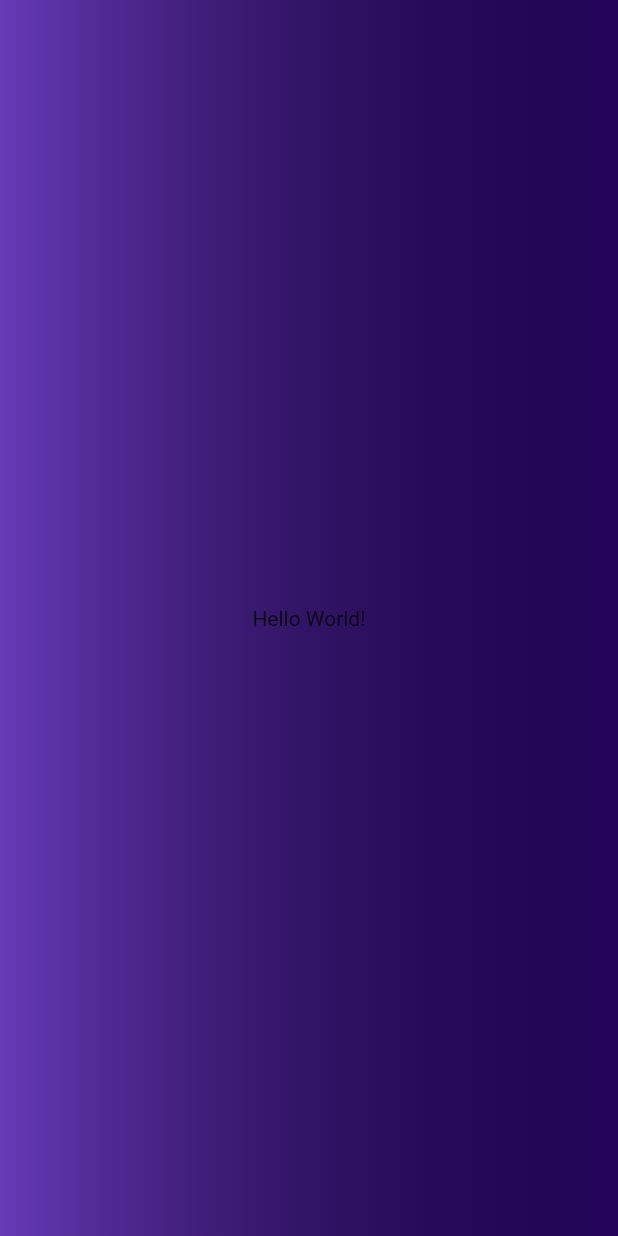
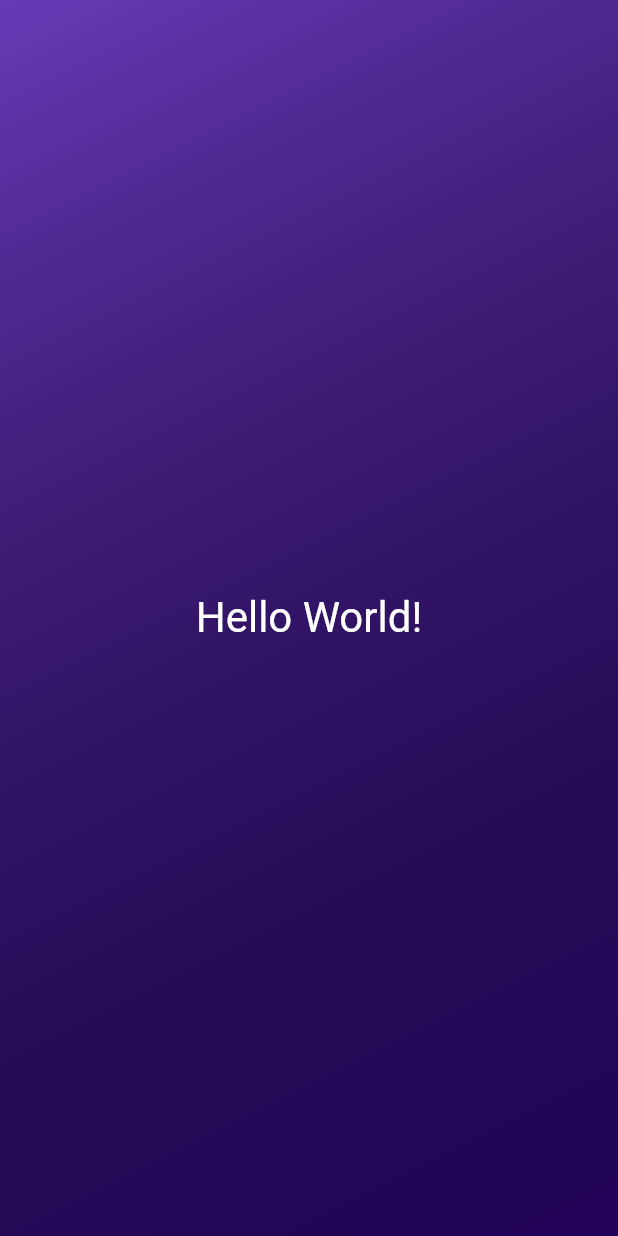
Before and after one commit to YohanLee96/TIL, a Flutter app: the screen it shows after launch, on a phone screen of 412 x 824 dp. Run offline on Flutter 3.47's test engine with Material 2 defaults, Android fonts, the light colour scheme and no system bars.

Commit message:
Flutter: ~40강

```diff
--- /dev/null
+++ b/Flutter/udemy_complete_guide/first_app/lib/gradient_container.dart
@@ -0,0 +1,29 @@
+import 'package:first_app/styled_text.dart';
+import 'package:flutter/material.dart';
+
+var startAlignment = Alignment.topLeft;
+var endAlignment = Alignment.bottomRight;
+Alignment? nullAlignment; //타입의 nullable, notNull 유형 선택가능.
+
+class GradientContainer extends StatelessWidget {
+  const GradientContainer({super.key});
+
+  @override
+  Widget build(BuildContext context) {
+    nullAlignment = Alignment.center;
+    return Container(
+      decoration: BoxDecoration(
+        //메모리상 재사용을 위해 const 선언.
+        gradient: LinearGradient(
+          //색조합을 통해 그라데이션 넣는법
+          colors: const [Colors.deepPurple, Colors.black26],
+          begin: startAlignment,
+          end: endAlignment,
+        ),
+      ),
+      child: const Center(
+        child: StyledText(),
+      ),
+    );
+  }
+}
--- /dev/null
+++ b/Flutter/udemy_complete_guide/first_app/lib/styled_text.dart
@@ -0,0 +1,20 @@
+
+
+import 'package:flutter/material.dart';
+
+class StyledText extends StatelessWidget {
+
+  const StyledText({super.key});
+
+  @override
+  Widget build(BuildContext context) {
+    return const Text(
+      'Hello World!',
+      style: TextStyle(
+          color: Colors.white,
+          fontSize: 28
+      ),
+    );
+  }
+
+}
```
Also changed, not shown: Flutter/udemy_complete_guide/first_app/lib/main.dart (+4 -14 lines).
